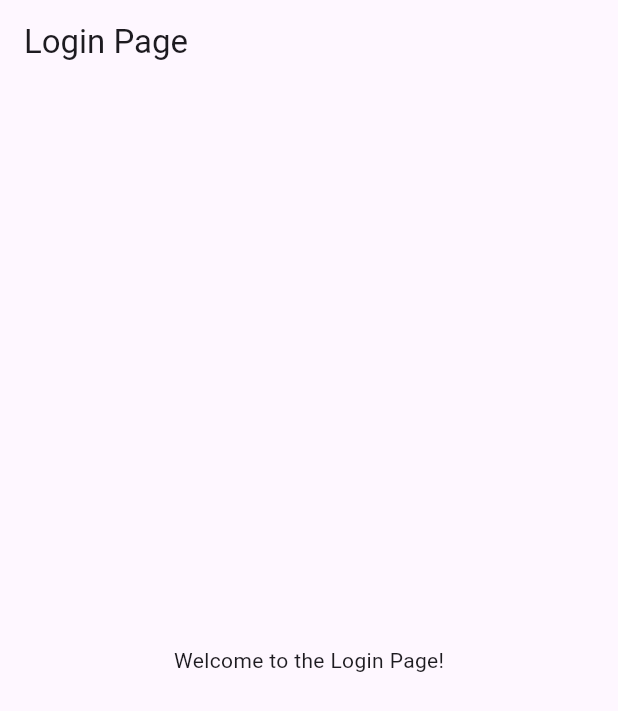
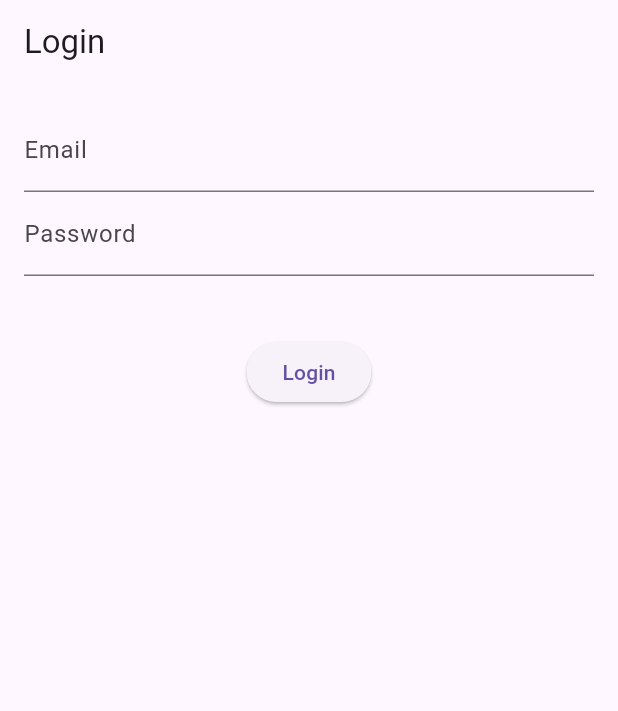
Before and after one commit to zaqimaulana/week10_firebase, a Flutter app: the screen it shows after launch, on a phone screen of 412 x 824 dp. Shown: the top 711 px of the screen. Run offline on Flutter 3.47's test engine with Material 3 defaults, Android fonts, the phone set to English and light mode, and no system bars; our stand-ins replace firebase_auth, firebase_core; accounts and stored records are empty.

Commit message:
update login flutterfire

```diff
--- a/lib/pages/login_page.dart
+++ b/lib/pages/login_page.dart
@@ -1,16 +1,100 @@
 import 'package:flutter/material.dart';
+import 'package:firebase_auth/firebase_auth.dart';
 
-class MyLogin extends StatelessWidget {
+class MyLogin extends StatefulWidget {
   const MyLogin({super.key});
+
+  @override
+  State<MyLogin> createState() => _MyLoginState();
+}
+
+class _MyLoginState extends State<MyLogin> {
+  final emailCtrl = TextEditingController();
+  final passCtrl = TextEditingController();
+
+  bool _isLoading = false;
+  String? _error;
+
+  Future<void> _login() async {
+    setState(() {
+      _isLoading = true;
+      _error = null;
+    });
+
+    try {
+      final credential =
+          await FirebaseAuth.instance.signInWithEmailAndPassword(
+        email: emailCtrl.text.trim(),
+        password: passCtrl.text,
+      );
+
+      final user = credential.user;
+
+      if (!mounted) return;
+
+      showDialog(
+        context: context,
+        builder: (_) => AlertDialog(
+          title: const Text('Login Success'),
+          content: Text('UID: ${user?.uid}\nEmail: ${user?.email}'),
+          actions: [
+            TextButton(
+              onPressed: () => Navigator.pop(context),
+              child: const Text('OK'),
+            ),
+          ],
+        ),
+      );
+    } on FirebaseAuthException catch (e) {
+      setState(() {
+        _error = e.message;
+      });
+    } catch (e) {
+      setState(() {
+        _error = e.toString();
+      });
+    } finally {
+      setState(() {
+        _isLoading = false;
+      });
+    }
+  }
 
   @override
   Widget build(BuildContext context) {
     return Scaffold(
-      appBar: AppBar(
-        title: const Text('Login Page'),
-      ),
-      body: const Center(
-        child: Text('Welcome to the Login Page!'),
+      appBar: AppBar(title: const Text("Login")),
+      body: Padding(
+        padding: const EdgeInsets.all(16.0),
+        child: Column(
+          children: [
+            TextField(
+              controller: emailCtrl,
+              decoration: const InputDecoration(labelText: 'Email'),
+            ),
+            TextField(
+              controller: passCtrl,
+              obscureText: true,
+              decoration: const InputDecoration(labelText: 'Password'),
+            ),
+            const SizedBox(height: 20),
+
+            if (_error != null)
+              Text(
+                _error!,
+                style: const TextStyle(color: Colors.red),
+              ),
+
+            const SizedBox(height: 20),
+
+            ElevatedButton(
+              onPressed: _isLoading ? null : _login,
+              child: _isLoading
+                  ? const CircularProgressIndicator()
+                  : const Text("Login"),
+            ),
+          ],
+        ),
       ),
     );
   }
```
